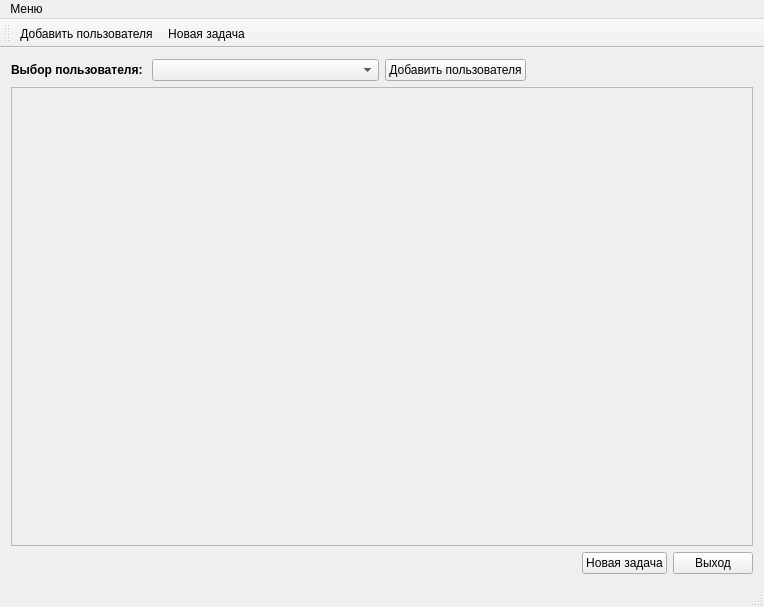
Old version of the form mainwindow.ui in the repository BupTy03/QtBot.
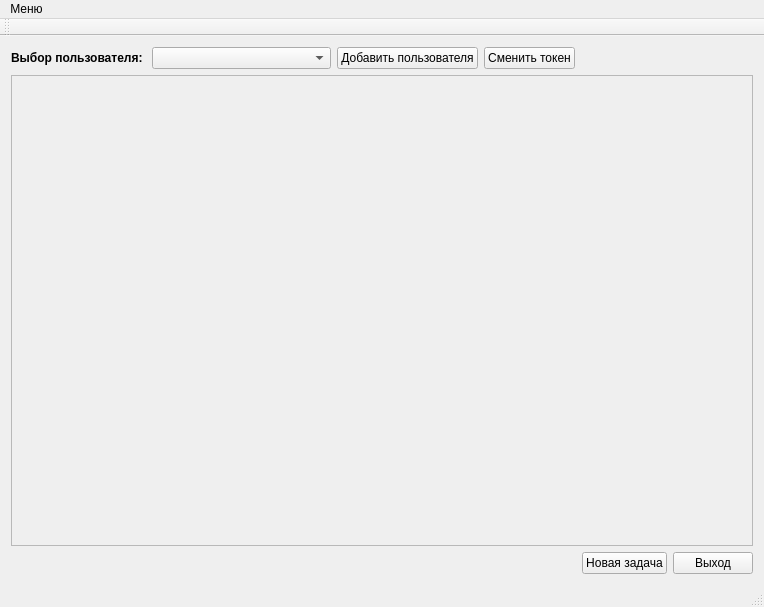
New version of the form. Icons and pictures are not drawn.

Diff of the .ui file:
```diff
--- a/mainwindow.ui
+++ b/mainwindow.ui
@@ -59,6 +59,13 @@
         </property>
        </widget>
       </item>
+      <item>
+       <widget class="QPushButton" name="changeTokenBtn">
+        <property name="text">
+         <string>Сменить токен</string>
+        </property>
+       </widget>
+      </item>
       <item>
        <spacer name="horizontalSpacer_2">
         <property name="orientation">
@@ -109,7 +116,7 @@
          <x>0</x>
          <y>0</y>
          <width>744</width>
-         <height>447</height>
+         <height>469</height>
         </rect>
        </property>
        <property name="sizePolicy">
@@ -192,8 +199,6 @@
    <attribute name="toolBarBreak">
     <bool>false</bool>
    </attribute>
-   <addaction name="AddUser"/>
-   <addaction name="NewTaskAction"/>
   </widget>
   <widget class="QStatusBar" name="statusBar"/>
   <action name="NewTaskAction">
```
Left out of the diff: 10 changed lines with no effect on the pictures.
